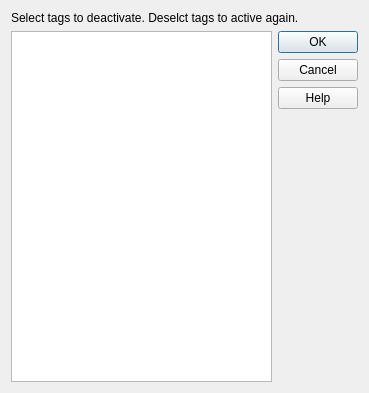
This is designer/activetags.ui in ankitects/anki as Qt 5 draws it before an edit. The edited form follows.
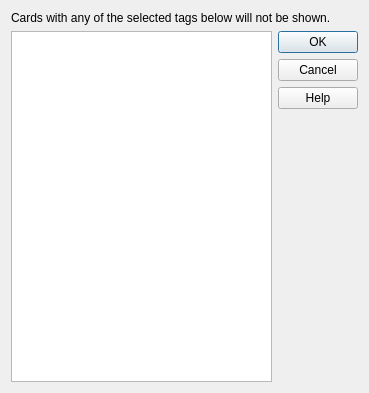
This is the edited form.

Commit message: fix activetags wording, make wrap

What changed in the file:
```diff
--- a/designer/activetags.ui
+++ b/designer/activetags.ui
@@ -17,7 +17,10 @@
    <item>
     <widget class="QLabel" name="label">
      <property name="text">
-      <string>Select tags to deactivate. Deselct tags to active again.</string>
+      <string>Cards with any of the selected tags below will not be shown.</string>
+     </property>
+     <property name="wordWrap">
+      <bool>true</bool>
      </property>
     </widget>
    </item>
```
